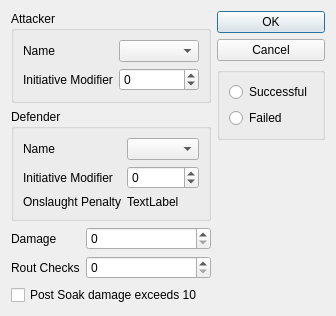
This is gui/attack_gui.ui in ErikSeguinte/Ex3E-Tracker as Qt 5 draws it before an edit. The edited form follows.
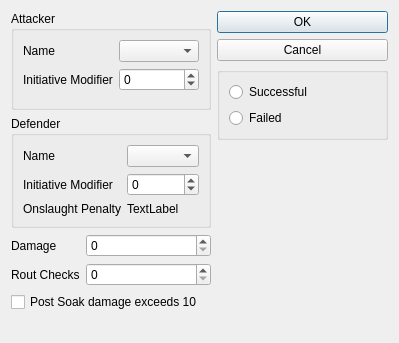
This is the edited form.

Patch:
```diff
--- a/gui/attack_gui.ui
+++ b/gui/attack_gui.ui
@@ -6,8 +6,8 @@
    <rect>
     <x>0</x>
     <y>0</y>
-    <width>336</width>
-    <height>286</height>
+    <width>399</width>
+    <height>343</height>
    </rect>
   </property>
   <property name="windowTitle">
```
Left out of the diff: 8 changed lines with no effect on the pictures.
